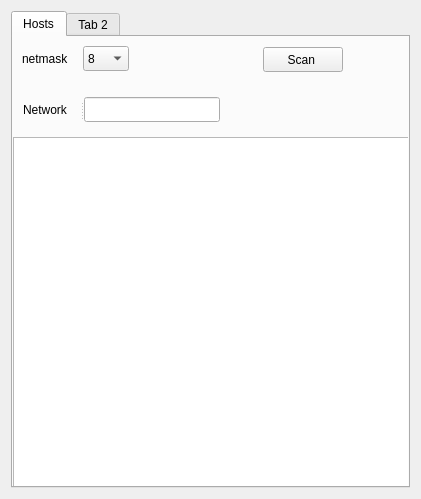
The window that Master.ui (Rahman-Hegazy/Abu-Trika) describes before a commit, drawn with Qt 5.
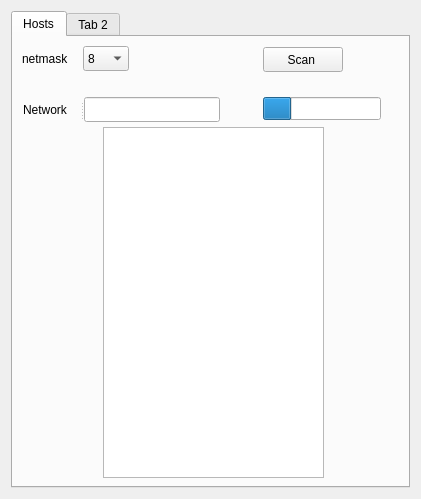
The same window after the commit.

```diff
--- a/Master.ui
+++ b/Master.ui
@@ -144,13 +144,29 @@
       <widget class="QListWidget" name="listWidget">
        <property name="geometry">
         <rect>
-         <x>0</x>
-         <y>100</y>
-         <width>401</width>
+         <x>90</x>
+         <y>90</y>
+         <width>221</width>
          <height>351</height>
         </rect>
        </property>
       </widget>
+      <widget class="QProgressBar" name="progressBar">
+       <property name="geometry">
+        <rect>
+         <x>250</x>
+         <y>60</y>
+         <width>118</width>
+         <height>23</height>
+        </rect>
+       </property>
+       <property name="value">
+        <number>24</number>
+       </property>
+       <property name="textVisible">
+        <bool>false</bool>
+       </property>
+      </widget>
      </widget>
      <widget class="QWidget" name="tab_2">
       <attribute name="title">
```
